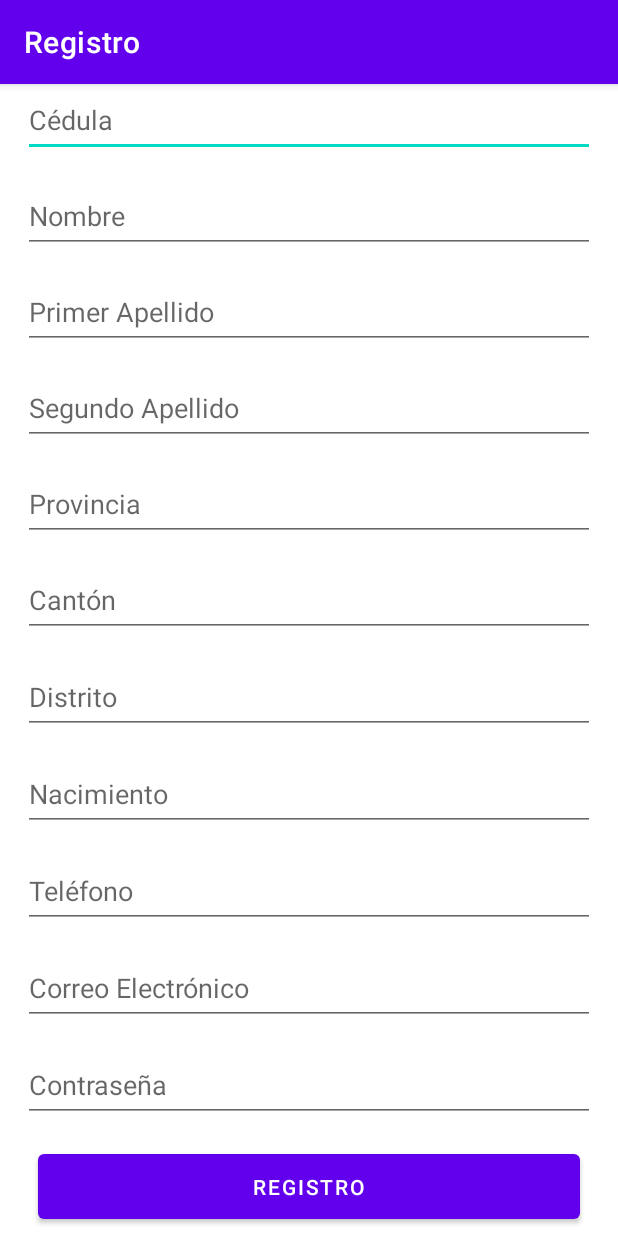
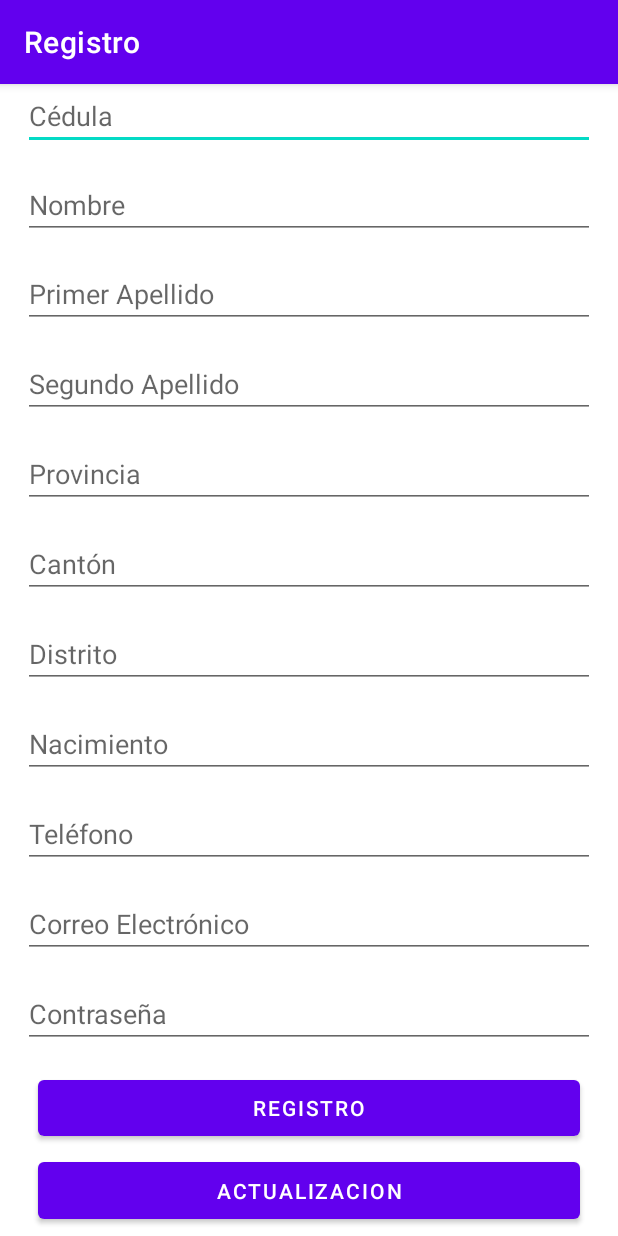
Before and after one commit to IgnacioCarazo/RestTec, an Android app: the RegisterActivity screen opened directly, with no data from a screen before it, after a tap on "REGISTRO", on a phone screen of 412 x 824 dp. Run offline under Robolectric (Android 15) with nearby library versions, the light colour scheme and no system bars; our stand-ins replace Volley; network calls fail; 2 statements that could not run were skipped.

Commit message:
Actualizacion cliente
Añadida actualizacion del cliente

```diff
--- a/RestTECMobile/app/src/main/java/com/example/restecmobile/login/RegisterActivity.java
+++ b/RestTECMobile/app/src/main/java/com/example/restecmobile/login/RegisterActivity.java
@@ -6,17 +6,26 @@ import android.view.View;
 import android.widget.Button;
 import android.widget.EditText;
 import android.widget.Toast;
+
+import com.android.volley.AuthFailureError;
 import com.android.volley.Request;
 import com.android.volley.RequestQueue;
 import com.android.volley.Response;
 import com.android.volley.VolleyError;
+import com.android.volley.VolleyLog;
 import com.android.volley.toolbox.JsonObjectRequest;
+import com.android.volley.toolbox.StringRequest;
 import com.android.volley.toolbox.Volley;
+import com.example.restecmobile.EsperaPedido;
+import com.example.restecmobile.MainActivity;
 import com.example.restecmobile.models.Cliente;
 import com.example.restecmobile.models.HttpsTrustManager;
 import com.example.restecmobile.R;
 import org.json.JSONException;
 import org.json.JSONObject;
+
+import java.io.UnsupportedEncodingException;
+
 /**
  * @class RegisterActivity
  * Crea los cuadros de registro, obtiene la informacion digitada por el usuario. crea escucha
@@ -39,8 +48,8 @@ public class RegisterActivity extends AppCompatActivity {
         EditText telefonoT = (EditText) findViewById(R.id.registerTelephoneUser);
         EditText correoT = (EditText) findViewById(R.id.registerEmailUser);
         EditText contrasenaT = (EditText) findViewById(R.id.registerPasswordUser);
-        Button btnRegistro = (Button)findViewById(R.id.buttonRegister);
-        btnRegistro.setOnClickListener(new View.OnClickListener() {
+        Button btnUpdate= (Button)findViewById(R.id.buttonUpdate);
+        btnUpdate.setOnClickListener(new View.OnClickListener() {
             @Override
             public void onClick(View v) {
                 String cedulaString =cedulaT.getText().toString();
@@ -71,15 +80,112 @@ public class RegisterActivity extends AppCompatActivity {
                     client.setPassword(contrasena);
                     jsonParse(client);
                 }catch(Exception e){
+                    System.out.println("ERROR creando cliente Update: "+e);
+                }
+            }
+        });
+        Button btnRegistro= (Button)findViewById(R.id.buttonRegister);
+        btnRegistro.setOnClickListener(new View.OnClickListener() {
+            @Override
+            public void onClick(View v) {
+                String cedulaString =cedulaT.getText().toString();
+                int cedula = Integer.parseInt(cedulaString);
+                String nombre = nombreT.getText().toString();
+                String primerApellido = primerApellidoT.getText().toString();
+                String segundoApellido = segundoApellidoT.getText().toString();
+                String provincia = provinciaT.getText().toString();
+                String canton = cantonT.getText().toString();
+                String distrito = distritoT.getText().toString();
+                String nacimiento = nacimientoT.getText().toString();
+                String telefonoString = telefonoT.getText().toString();
+                int telefono = Integer.parseInt(telefonoString);
+                String correo = correoT.getText().toString();
+                String contrasena = contrasenaT.getText().toString();
+                Cliente client = new Cliente();
+                try{
+                    client.setID(cedula);
+                    client.setName(nombre);
+                    client.setPrimaryLastName(primerApellido);
+                    client.setSecondLastName(segundoApellido);
+                    client.setProvince(provincia);
+                    client.setCanton(canton);
+                    client.setDistrito(distrito);
+                    client.setBirthday(nacimiento);
+                    client.setCelNum(telefono);
+                    client.setEmail(correo);
+                    client.setPassword(contrasena);
+                    jsonParseRegister(client);
+                }catch(Exception e){
                     System.out.println("ERROR creando cliente registro: "+e);
                 }
             }
         });
     }
     /**
+     * Manejo del solicitud Rest por parte del Update
+     */
+    private void jsonParse(Cliente client){
+        String postUrl = getString(R.string.URL_SOURCE)+"api/Client/update";
+        RequestQueue requestQueue = Volley.newRequestQueue(this);
+        JSONObject putData = new JSONObject();
+        try {
+            putData.put("ID",client.getID());
+            putData.put("name",client.getName());
+            putData.put("primaryLastName",client.getPrimaryLastName());
+            putData.put("secondLastName",client.getSecondLastName());
+            putData.put("province",client.getProvince());
+            putData.put("canton",client.getCanton());
+            putData.put("district",client.getDistrito());
+            putData.put("birthday",client.getBirthday());
+            putData.put("celNum",client.getCelNum());
+            putData.put("email",client.getEmail());
+            putData.put("password",client.getPassword());
+        } catch (JSONException e) {
+            Toast.makeText(getApplicationContext(), e.toString(), Toast.LENGTH_SHORT).show();
+        }
+        String requestBody = putData.toString();
+        StringRequest stringRequest = new StringRequest(Request.Method.PUT, postUrl,
+                new Response.Listener<String>() {
+            @Override
+            public void onResponse(String response) {
+                String acceso = "Client Updated";
+                if(response.toString().contains(acceso)){
+                    Toast.makeText(getApplicationContext(),"UPDATE SuccessFull", Toast.LENGTH_LONG).show();
+                    Intent principal = new Intent(RegisterActivity.this, LoginActivity.class);
+                    RegisterActivity.this.startActivity(principal);
+                    RegisterActivity.this.finish();
+                }else {
+                    Toast.makeText(getApplicationContext(),"User UPDATE UnSuccessFull", Toast.LENGTH_LONG).show();
+                }
+            }
+        }, new Response.ErrorListener() {
+            @Override
+            public void onErrorResponse(VolleyError error) {
+                Toast.makeText(getApplicationContext(), error.toString(), Toast.LENGTH_SHORT).show();
+            }
+        }) {
+            @Override
+            public String getBodyContentType() {
+                return String.format("application/json; charset=utf-8");
+            }
+            @Override
+            public byte[] getBody() throws AuthFailureError {
+                try {
+                    return requestBody == null ? null : requestBody.getBytes("utf-8");
+                } catch (UnsupportedEncodingException uee) {
+                    VolleyLog.wtf("Unsupported Encoding while trying to get the bytes of %s using %s",
+                            requestBody, "utf-8");
+                    return null;
+                }
+            }
+        };
+        HttpsTrustManager.allowAllSSL();
+        requestQueue.add(stringRequest);
+    }
+    /**
      * Manejo del solicitud Rest por parte del Registro
      */
-    private void jsonParse(Cliente client){
+    private void jsonParseRegister(Cliente client){
         String postUrl = getString(R.string.URL_SOURCE)+"api/Client/newClient/";
         RequestQueue requestQueue = Volley.newRequestQueue(this);
         JSONObject postData = new JSONObject();
--- a/RestTECMobile/app/src/main/res/layout/activity_register.xml
+++ b/RestTECMobile/app/src/main/res/layout/activity_register.xml
@@ -148,4 +148,13 @@
         android:layout_marginRight="25dp"
         android:layout_marginBottom="5dp"
         android:text="@string/Register" />
+    <Button
+        android:id="@+id/buttonUpdate"
+        android:layout_width="match_parent"
+        android:layout_height="0dp"
+        android:layout_weight="10"
+        android:layout_marginLeft="25dp"
+        android:layout_marginRight="25dp"
+        android:layout_marginBottom="5dp"
+        android:text="@string/Update" />
 </LinearLayout>
--- a/RestTECMobile/app/src/main/res/values/strings.xml
+++ b/RestTECMobile/app/src/main/res/values/strings.xml
@@ -24,4 +24,5 @@
     <string name="slash">/</string>
     <string name="Eliminar">Eliminar Usuario</string>
     <string name="RegisterUpdate">Registro/Actualizacion</string>
+    <string name="Update">Actualizacion</string>
 </resources>
```
